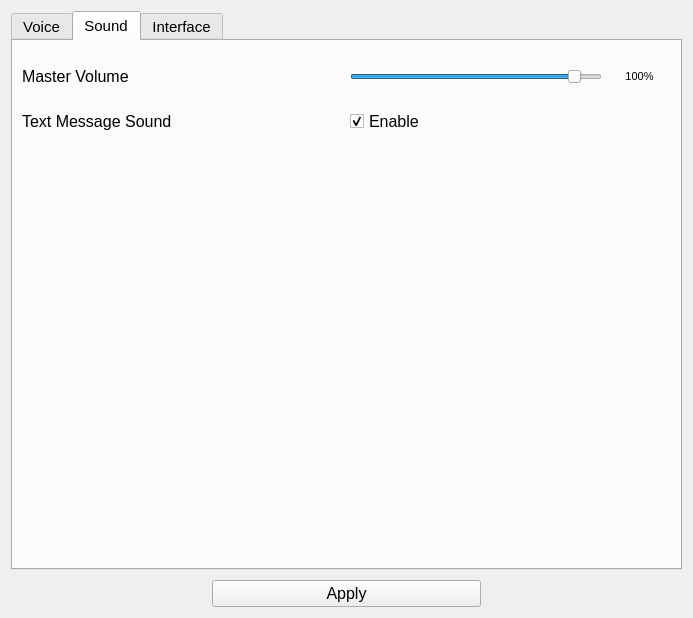
Before: the Qt Designer form src/View/SettingsWindow/settingswindow.ui in Flone-dnb/Silent, drawn with Qt 5.
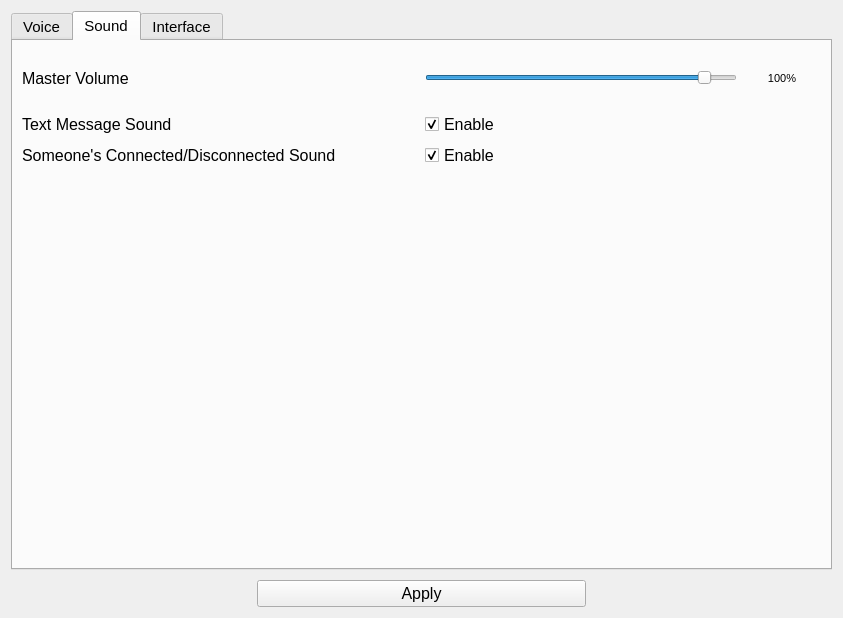
After: the same form once the commit is applied. The open tabs and pages were chosen to show the change. Custom widgets are drawn as their Qt base class.

Commit message: Implemented 'Play Connect/Disconnect Sound'.

The edit to the form file:
```diff
--- a/src/View/SettingsWindow/settingswindow.ui
+++ b/src/View/SettingsWindow/settingswindow.ui
@@ -6,7 +6,7 @@
    <rect>
     <x>0</x>
     <y>0</y>
-    <width>693</width>
+    <width>843</width>
     <height>618</height>
    </rect>
   </property>
@@ -520,7 +520,7 @@
        <attribute name="title">
         <string>Sound</string>
        </attribute>
-       <layout class="QVBoxLayout" name="verticalLayout_6" stretch="10,10,80">
+       <layout class="QVBoxLayout" name="verticalLayout_6" stretch="10,10,10,70">
         <item>
          <layout class="QHBoxLayout" name="horizontalLayout_5" stretch="50,50">
           <item>
@@ -638,6 +638,43 @@
           </item>
          </layout>
         </item>
+        <item>
+         <layout class="QHBoxLayout" name="horizontalLayout_19">
+          <item>
+           <widget class="QLabel" name="label_13">
+            <property name="font">
+             <font>
+              <family>Segoe UI</family>
+              <pointsize>12</pointsize>
+             </font>
+            </property>
+            <property name="text">
+             <string>Someone's Connected/Disconnected Sound</string>
+            </property>
+           </widget>
+          </item>
+          <item>
+           <layout class="QHBoxLayout" name="horizontalLayout_20">
+            <item>
+             <widget class="QCheckBox" name="checkBox_connectDisconnectSound">
+              <property name="font">
+               <font>
+                <family>Segoe UI</family>
+                <pointsize>12</pointsize>
+               </font>
+              </property>
+              <property name="text">
+               <string>Enable</string>
+              </property>
+              <property name="checked">
+               <bool>true</bool>
+              </property>
+             </widget>
+            </item>
+           </layout>
+          </item>
+         </layout>
+        </item>
         <item>
          <spacer name="verticalSpacer_2">
           <property name="orientation">
```
Left out of the diff: 7 changed lines with no effect on the pictures. The commit also changes 4 other files.
